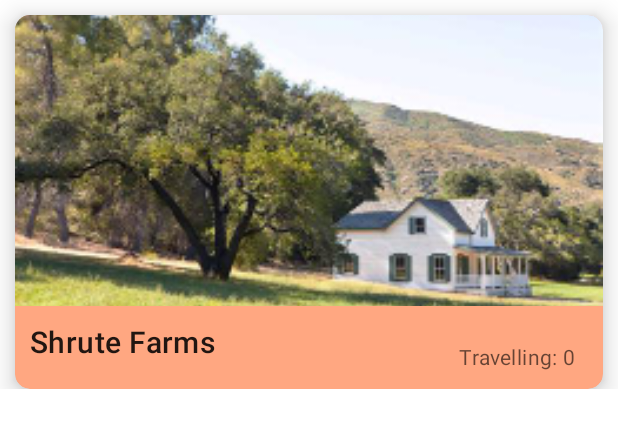
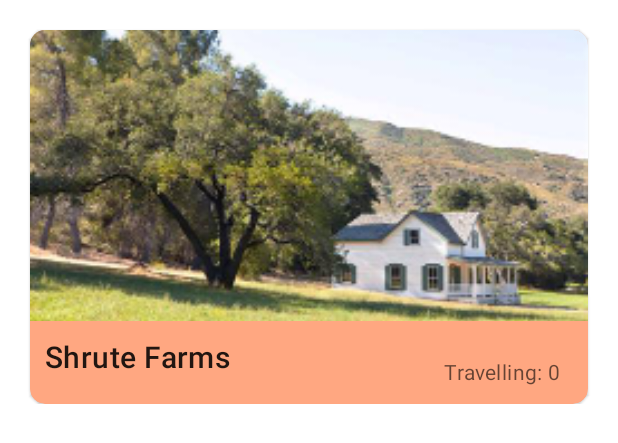
Before and after one commit to reuben21/TravelMate, an Android app: the layout fragment_home_destination_card.xml on its own in the app's theme, with its tools: preview values and no code run, on a phone screen of 412 x 824 dp. Shown: the top 443 px of the screen. Run offline under Robolectric (Android 15) with nearby library versions, the phone set to English and light mode, and no system bars.

Commit message:
updated code

```diff
--- a/app/src/main/res/layout/fragment_home_destination_card.xml
+++ b/app/src/main/res/layout/fragment_home_destination_card.xml
@@ -9,13 +9,13 @@
         android:id="@+id/cardOfDestination"
         android:layout_width="match_parent"
         android:layout_height="wrap_content"
-        android:layout_margin="10dp"
-        app:cardElevation="10dp"
+        android:layout_margin="20dp"
+
         app:layout_constraintLeft_toLeftOf="parent"
         app:layout_constraintRight_toRightOf="parent"
+
+        app:layout_constraintTop_toTopOf="parent"
         android:clickable="true"
-        app:layout_constraintTop_toTopOf="parent"
-
         android:focusable="true">
 
         <LinearLayout
```
